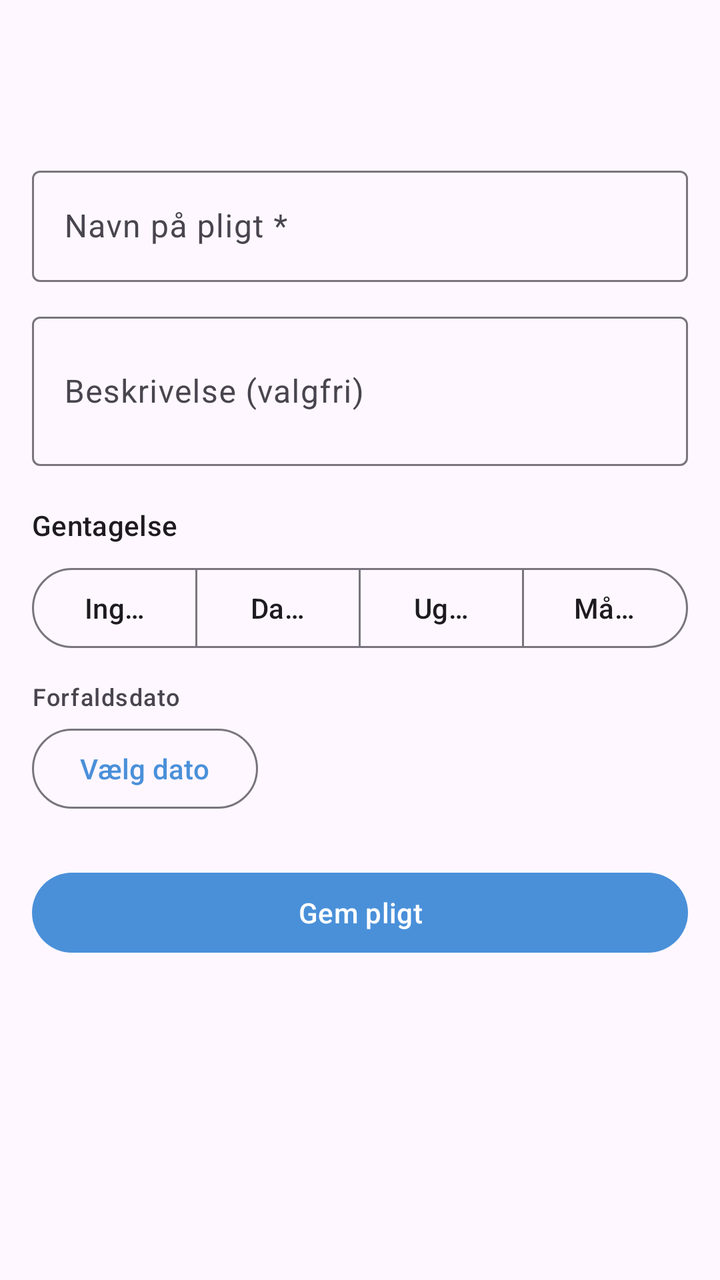
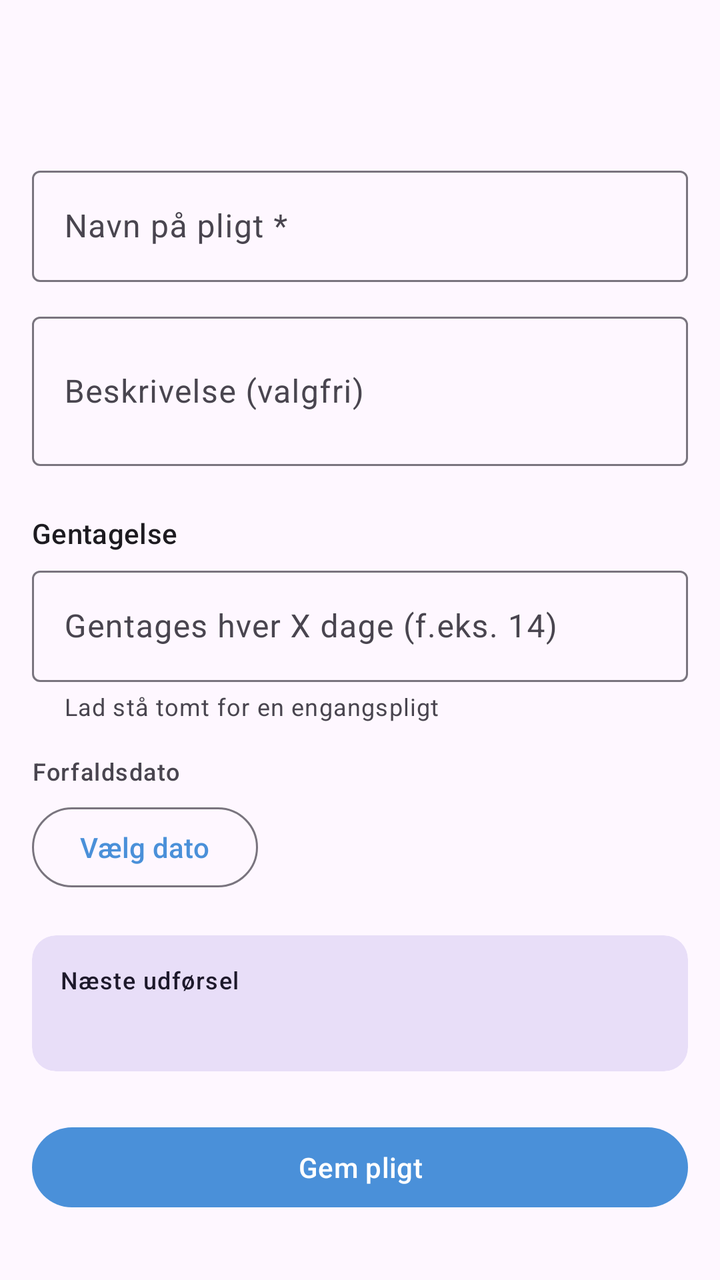

Screens rendered from an Android XML layout before and after an edit, with the pre-edit source and the edit as a unified diff.
<!-- AndroidManifest.xml: application theme Theme.HomeOwner -->
<!-- res/layout/activity_add_edit_chore.xml -->
<?xml version="1.0" encoding="utf-8"?>
<androidx.coordinatorlayout.widget.CoordinatorLayout
    xmlns:android="http://schemas.android.com/apk/res/android"
    xmlns:app="http://schemas.android.com/apk/res-auto"
    android:layout_width="match_parent"
    android:layout_height="match_parent">

    <com.google.android.material.appbar.AppBarLayout
        android:layout_width="match_parent"
        android:layout_height="wrap_content">

        <com.google.android.material.appbar.MaterialToolbar
            android:id="@+id/toolbar"
            android:layout_width="match_parent"
            android:layout_height="?attr/actionBarSize" />
    </com.google.android.material.appbar.AppBarLayout>

    <androidx.core.widget.NestedScrollView
        android:layout_width="match_parent"
        android:layout_height="match_parent"
        app:layout_behavior="@string/appbar_scrolling_view_behavior">

        <LinearLayout
            android:layout_width="match_parent"
            android:layout_height="wrap_content"
            android:orientation="vertical"
            android:padding="16dp">

            <com.google.android.material.textfield.TextInputLayout
                android:id="@+id/inputName"
                style="@style/Widget.Material3.TextInputLayout.OutlinedBox"
                android:layout_width="match_parent"
                android:layout_height="wrap_content"
                android:hint="Navn på pligt *">

                <com.google.android.material.textfield.TextInputEditText
                    android:id="@+id/editName"
                    android:layout_width="match_parent"
                    android:layout_height="wrap_content"
                    android:inputType="textCapSentences" />
            </com.google.android.material.textfield.TextInputLayout>

            <com.google.android.material.textfield.TextInputLayout
                android:id="@+id/inputDescription"
                style="@style/Widget.Material3.TextInputLayout.OutlinedBox"
                android:layout_width="match_parent"
                android:layout_height="wrap_content"
                android:layout_marginTop="12dp"
                android:hint="Beskrivelse (valgfri)">

                <com.google.android.material.textfield.TextInputEditText
                    android:id="@+id/editDescription"
                    android:layout_width="match_parent"
                    android:layout_height="wrap_content"
                    android:inputType="textCapSentences|textMultiLine"
                    android:minLines="2" />
            </com.google.android.material.textfield.TextInputLayout>

            <TextView
                android:layout_width="match_parent"
                android:layout_height="wrap_content"
                android:layout_marginTop="20dp"
                android:layout_marginBottom="8dp"
                android:text="Gentagelse"
                android:textAppearance="?attr/textAppearanceTitleSmall" />

            <com.google.android.material.button.MaterialButtonToggleGroup
                android:id="@+id/toggleGroupRecurrence"
                android:layout_width="match_parent"
                android:layout_height="wrap_content"
                app:selectionRequired="true"
                app:singleSelection="true">

                <com.google.android.material.button.MaterialButton
                    android:id="@+id/buttonNone"
                    style="?attr/materialButtonOutlinedStyle"
                    android:layout_width="0dp"
                    android:layout_height="wrap_content"
                    android:layout_weight="1"
                    android:checked="true"
                    android:text="Ingen" />

                <com.google.android.material.button.MaterialButton
                    android:id="@+id/buttonDaily"
                    style="?attr/materialButtonOutlinedStyle"
                    android:layout_width="0dp"
                    android:layout_height="wrap_content"
                    android:layout_weight="1"
                    android:text="Dagligt" />

                <com.google.android.material.button.MaterialButton
                    android:id="@+id/buttonWeekly"
                    style="?attr/materialButtonOutlinedStyle"
                    android:layout_width="0dp"
                    android:layout_height="wrap_content"
                    android:layout_weight="1"
                    android:text="Ugentlig" />

                <com.google.android.material.button.MaterialButton
                    android:id="@+id/buttonMonthly"
                    style="?attr/materialButtonOutlinedStyle"
                    android:layout_width="0dp"
                    android:layout_height="wrap_content"
                    android:layout_weight="1"
                    android:text="Månedlig" />
            </com.google.android.material.button.MaterialButtonToggleGroup>

            
            <LinearLayout
                android:id="@+id/layoutDatePicker"
                android:layout_width="match_parent"
                android:layout_height="wrap_content"
                android:layout_marginTop="12dp"
                android:orientation="vertical">

                <TextView
                    android:layout_width="match_parent"
                    android:layout_height="wrap_content"
                    android:layout_marginBottom="4dp"
                    android:text="Forfaldsdato"
                    android:textAppearance="?attr/textAppearanceLabelMedium" />

                <com.google.android.material.button.MaterialButton
                    android:id="@+id/buttonPickDate"
                    style="@style/Widget.Material3.Button.OutlinedButton"
                    android:layout_width="wrap_content"
                    android:layout_height="wrap_content"
                    android:text="Vælg dato" />
            </LinearLayout>

            
            <LinearLayout
                android:id="@+id/layoutWeekday"
                android:layout_width="match_parent"
                android:layout_height="wrap_content"
                android:layout_marginTop="12dp"
                android:orientation="vertical"
                android:visibility="gone">

                <TextView
                    android:layout_width="match_parent"
                    android:layout_height="wrap_content"
                    android:layout_marginBottom="4dp"
                    android:text="Ugedag"
                    android:textAppearance="?attr/textAppearanceLabelMedium" />

                <Spinner
                    android:id="@+id/spinnerWeekday"
                    android:layout_width="match_parent"
                    android:layout_height="wrap_content" />
            </LinearLayout>

            
            <LinearLayout
                android:id="@+id/layoutDayOfMonth"
                android:layout_width="match_parent"
                android:layout_height="wrap_content"
                android:layout_marginTop="12dp"
                android:orientation="vertical"
                android:visibility="gone">

                <com.google.android.material.textfield.TextInputLayout
                    style="@style/Widget.Material3.TextInputLayout.OutlinedBox"
                    android:layout_width="match_parent"
                    android:layout_height="wrap_content"
                    android:hint="Dag i måneden (1-31)">

                    <com.google.android.material.textfield.TextInputEditText
                        android:id="@+id/editDayOfMonth"
                        android:layout_width="match_parent"
                        android:layout_height="wrap_content"
                        android:inputType="number"
                        android:text="1" />
                </com.google.android.material.textfield.TextInputLayout>
            </LinearLayout>

            <com.google.android.material.button.MaterialButton
                android:id="@+id/buttonSave"
                android:layout_width="match_parent"
                android:layout_height="wrap_content"
                android:layout_marginTop="24dp"
                android:text="Gem pligt" />

        </LinearLayout>
    </androidx.core.widget.NestedScrollView>
</androidx.coordinatorlayout.widget.CoordinatorLayout>
<!-- resources referenced by this layout -->
<resources>
  <style name="Theme.HomeOwner" parent="Theme.Material3.DayNight.NoActionBar">
          <item name="colorPrimary">@color/seed</item>
      </style>
  <color name="seed">#4A90D9</color>
</resources>

<!-- the commit's change to res/layout/activity_add_edit_chore.xml (unified diff, before → after) -->
@@ -26,6 +26,7 @@
             android:orientation="vertical"
             android:padding="16dp">
 
+            
             <com.google.android.material.textfield.TextInputLayout
                 android:id="@+id/inputName"
                 style="@style/Widget.Material3.TextInputLayout.OutlinedBox"
@@ -40,8 +41,8 @@
                     android:inputType="textCapSentences" />
             </com.google.android.material.textfield.TextInputLayout>
 
+            
             <com.google.android.material.textfield.TextInputLayout
-                android:id="@+id/inputDescription"
                 style="@style/Widget.Material3.TextInputLayout.OutlinedBox"
                 android:layout_width="match_parent"
                 android:layout_height="wrap_content"
@@ -56,72 +57,47 @@
                     android:minLines="2" />
             </com.google.android.material.textfield.TextInputLayout>
 
+            
             <TextView
                 android:layout_width="match_parent"
                 android:layout_height="wrap_content"
-                android:layout_marginTop="20dp"
-                android:layout_marginBottom="8dp"
+                android:layout_marginTop="24dp"
+                android:layout_marginBottom="4dp"
                 android:text="Gentagelse"
                 android:textAppearance="?attr/textAppearanceTitleSmall" />
 
-            <com.google.android.material.button.MaterialButtonToggleGroup
-                android:id="@+id/toggleGroupRecurrence"
+            <com.google.android.material.textfield.TextInputLayout
+                style="@style/Widget.Material3.TextInputLayout.OutlinedBox"
                 android:layout_width="match_parent"
                 android:layout_height="wrap_content"
-                app:selectionRequired="true"
-                app:singleSelection="true">
+                android:hint="Gentages hver X dage (f.eks. 14)"
+                app:helperText="Lad stå tomt for en engangspligt">
 
-                <com.google.android.material.button.MaterialButton
-                    android:id="@+id/buttonNone"
-                    style="?attr/materialButtonOutlinedStyle"
-                    android:layout_width="0dp"
+                <com.google.android.material.textfield.TextInputEditText
+                    android:id="@+id/editIntervalDays"
+                    android:layout_width="match_parent"
                     android:layout_height="wrap_content"
-                    android:layout_weight="1"
-                    android:checked="true"
-                    android:text="Ingen" />
-
-                <com.google.android.material.button.MaterialButton
-                    android:id="@+id/buttonDaily"
-                    style="?attr/materialButtonOutlinedStyle"
-                    android:layout_width="0dp"
-                    android:layout_height="wrap_content"
-                    android:layout_weight="1"
-                    android:text="Dagligt" />
-
-                <com.google.android.material.button.MaterialButton
-                    android:id="@+id/buttonWeekly"
-                    style="?attr/materialButtonOutlinedStyle"
-                    android:layout_width="0dp"
-                    android:layout_height="wrap_content"
-                    android:layout_weight="1"
-                    android:text="Ugentlig" />
-
-                <com.google.android.material.button.MaterialButton
-                    android:id="@+id/buttonMonthly"
-                    style="?attr/materialButtonOutlinedStyle"
-                    android:layout_width="0dp"
-                    android:layout_height="wrap_content"
-                    android:layout_weight="1"
-                    android:text="Månedlig" />
-            </com.google.android.material.button.MaterialButtonToggleGroup>
+                    android:inputType="number" />
+            </com.google.android.material.textfield.TextInputLayout>
 
             
             <LinearLayout
-                android:id="@+id/layoutDatePicker"
+                android:id="@+id/layoutLastCompleted"
                 android:layout_width="match_parent"
                 android:layout_height="wrap_content"
-                android:layout_marginTop="12dp"
-                android:orientation="vertical">
+                android:layout_marginTop="16dp"
+                android:orientation="vertical"
+                android:visibility="gone">
 
                 <TextView
                     android:layout_width="match_parent"
                     android:layout_height="wrap_content"
-                    android:layout_marginBottom="4dp"
-                    android:text="Forfaldsdato"
+                    android:layout_marginBottom="6dp"
+                    android:text="Sidst udført"
                     android:textAppearance="?attr/textAppearanceLabelMedium" />
 
                 <com.google.android.material.button.MaterialButton
-                    android:id="@+id/buttonPickDate"
+                    android:id="@+id/buttonPickLastCompleted"
                     style="@style/Widget.Material3.Button.OutlinedButton"
                     android:layout_width="wrap_content"
                     android:layout_height="wrap_content"
@@ -130,50 +106,60 @@
 
             
             <LinearLayout
-                android:id="@+id/layoutWeekday"
+                android:id="@+id/layoutOneTimeDate"
                 android:layout_width="match_parent"
                 android:layout_height="wrap_content"
-                android:layout_marginTop="12dp"
-                android:orientation="vertical"
-                android:visibility="gone">
+                android:layout_marginTop="16dp"
+                android:orientation="vertical">
 
                 <TextView
                     android:layout_width="match_parent"
                     android:layout_height="wrap_content"
-                    android:layout_marginBottom="4dp"
-                    android:text="Ugedag"
+                    android:layout_marginBottom="6dp"
+                    android:text="Forfaldsdato"
                     android:textAppearance="?attr/textAppearanceLabelMedium" />
 
-                <Spinner
-                    android:id="@+id/spinnerWeekday"
-                    android:layout_width="match_parent"
-                    android:layout_height="wrap_content" />
+                <com.google.android.material.button.MaterialButton
+                    android:id="@+id/buttonPickOneTimeDate"
+                    style="@style/Widget.Material3.Button.OutlinedButton"
+                    android:layout_width="wrap_content"
+                    android:layout_height="wrap_content"
+                    android:text="Vælg dato" />
             </LinearLayout>
 
             
-            <LinearLayout
-                android:id="@+id/layoutDayOfMonth"
+            <com.google.android.material.card.MaterialCardView
                 android:layout_width="match_parent"
                 android:layout_height="wrap_content"
-                android:layout_marginTop="12dp"
-                android:orientation="vertical"
-                android:visibility="gone">
+                android:layout_marginTop="20dp"
+                app:cardBackgroundColor="?attr/colorSecondaryContainer"
+                app:cardElevation="0dp"
+                app:strokeWidth="0dp">
 
-                <com.google.android.material.textfield.TextInputLayout
-                    style="@style/Widget.Material3.TextInputLayout.OutlinedBox"
+                <LinearLayout
                     android:layout_width="match_parent"
                     android:layout_height="wrap_content"
-                    android:hint="Dag i måneden (1-31)">
+                    android:orientation="vertical"
+                    android:padding="14dp">
 
-                    <com.google.android.material.textfield.TextInputEditText
-                        android:id="@+id/editDayOfMonth"
+                    <TextView
                         android:layout_width="match_parent"
                         android:layout_height="wrap_content"
-                        android:inputType="number"
-                        android:text="1" />
-                </com.google.android.material.textfield.TextInputLayout>
-            </LinearLayout>
+                        android:text="Næste udførsel"
+                        android:textAppearance="?attr/textAppearanceLabelMedium"
+                        android:textColor="?attr/colorOnSecondaryContainer" />
 
+                    <TextView
+                        android:id="@+id/textNextDueValue"
+                        android:layout_width="match_parent"
+                        android:layout_height="wrap_content"
+                        android:layout_marginTop="2dp"
+                        android:textAppearance="?attr/textAppearanceTitleMedium"
+                        android:textColor="?attr/colorOnSecondaryContainer" />
+                </LinearLayout>
+            </com.google.android.material.card.MaterialCardView>
+
+            
             <com.google.android.material.button.MaterialButton
                 android:id="@+id/buttonSave"
                 android:layout_width="match_parent"
